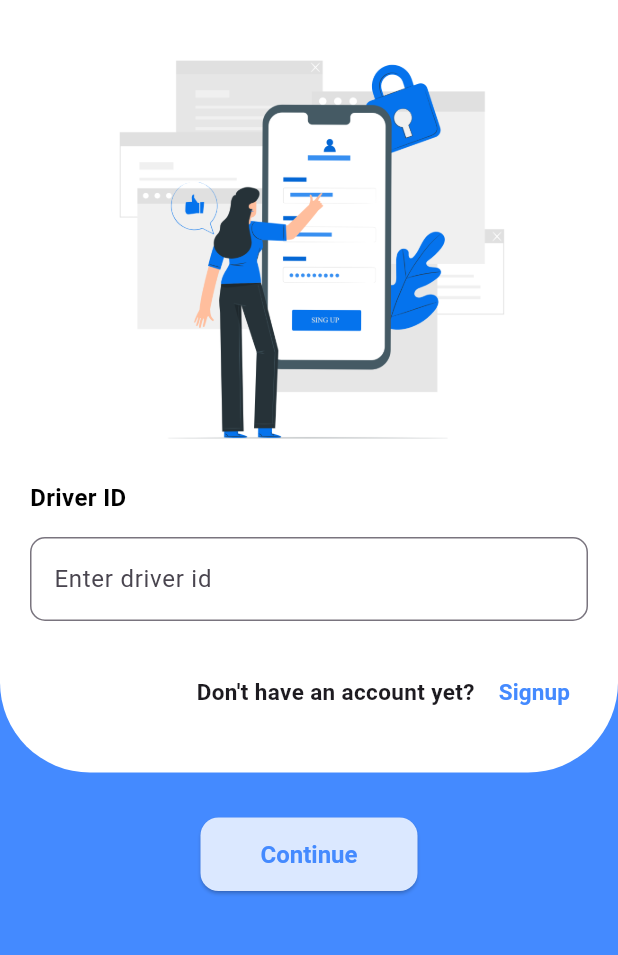
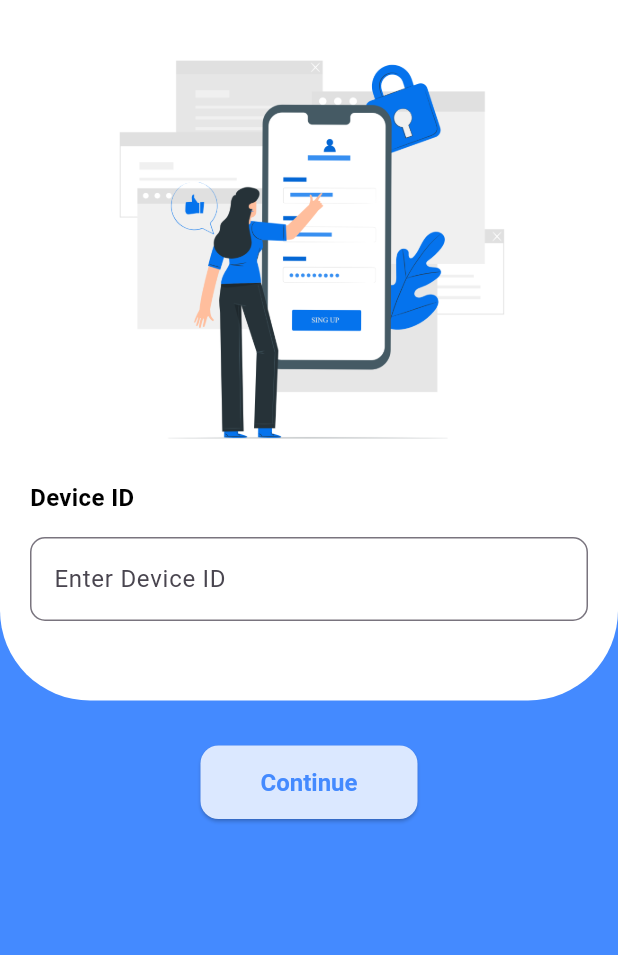
Before and after one commit to UminduH/ChillSync_App, a Flutter app: the EnterIdScreen screen opened by its route, on a phone screen of 412 x 824 dp, the part 279-1234 px from its top. Run offline on Flutter 3.47's test engine with Material 3 defaults, Android fonts, the light colour scheme and no system bars; our stand-ins replace firebase_core, firebase_database; accounts and stored records are empty.

Commit message:
Improved sensor data presentation in main screen

```diff
--- a/lib/models/sensor_data.dart
+++ b/lib/models/sensor_data.dart
@@ -2,7 +2,7 @@ class SensorData {
   final double accelX;
   final double accelY;
   final double accelZ;
-  final String airQuality;
+  final double airQuality;
   final String doorStatus;
   final double humidity;
   final double latitude;
@@ -28,7 +28,7 @@ class SensorData {
       accelX: double.tryParse(json['accelX']?.toString() ?? '0.04') ?? 0.04,
       accelY: double.tryParse(json['accelY']?.toString() ?? '0.39') ?? 0.39,
       accelZ: double.tryParse(json['accelZ']?.toString() ?? '11.30') ?? 11.30,
-      airQuality: json['airQuality']?.toString() ?? '186',
+      airQuality: double.tryParse(json['airQuality']?.toString() ?? '186') ?? 186,
       doorStatus: json['doorStatus']?.toString() ?? 'Closed',
       humidity: double.tryParse(json['humidity']?.toString() ?? '64.40') ?? 64.40,
       latitude: double.tryParse(json['latitude']?.toString() ?? '6.806010') ?? 6.806010,
--- a/lib/screens/auth/enter_id_screen.dart
+++ b/lib/screens/auth/enter_id_screen.dart
@@ -11,7 +11,13 @@ class EnterIdScreen extends StatefulWidget {
 }
 
 class _EnterIdScreenState extends State<EnterIdScreen> {
-  final _driverIdController = TextEditingController();
+  final _deviceIdController = TextEditingController();
+
+  @override
+  void dispose() {
+    _deviceIdController.dispose();
+    super.dispose();
+  }
 
   @override
   Widget build(BuildContext context) {
@@ -53,36 +59,11 @@ class _EnterIdScreenState extends State<EnterIdScreen> {
                       SizedBox(height: 20),
                       Image.asset("assets/images/login.png", height: 300),
                       CustomTextField(
-                        textName: 'Driver ID',
-                        hintText: 'Enter driver id ',
-                        controller: _driverIdController,
+                        textName: 'Device ID',
+                        hintText: 'Enter Device ID',
+                        controller: _deviceIdController,
                       ),
                       SizedBox(height: 8),
-                      Row(
-                        mainAxisAlignment: MainAxisAlignment.end,
-                        children: [
-                          Text(
-                            'Don\'t have an account yet? ',
-                            style: TextStyle(
-                              fontSize: 15,
-                              fontWeight: FontWeight.bold,
-                            ),
-                          ),
-                          TextButton(
-                            onPressed: () {
-                              Navigator.pushNamed(context, '/signup');
-                            },
-                            child: Text(
-                              'Signup',
-                              style: TextStyle(
-                                fontSize: 15,
-                                fontWeight: FontWeight.bold,
-                                color: Colors.blueAccent,
-                              ),
-                            ),
-                          ),
-                        ],
-                      ),
                     ],
                   ),
                 ),
--- a/lib/screens/auth/enter_otp_screen.dart
+++ b/lib/screens/auth/enter_otp_screen.dart
@@ -12,6 +12,12 @@ class EnterOtpScreen extends StatefulWidget {
 
 class _EnterOtpScreenState extends State<EnterOtpScreen> {
   final _otpController = TextEditingController();
+
+  @override
+  void dispose() {
+    _otpController.dispose();
+    super.dispose();
+  }
 
   @override
   Widget build(BuildContext context) {
```
Also changed, not shown: lib/screens/user/home_screen.dart (+66 -7 lines).
